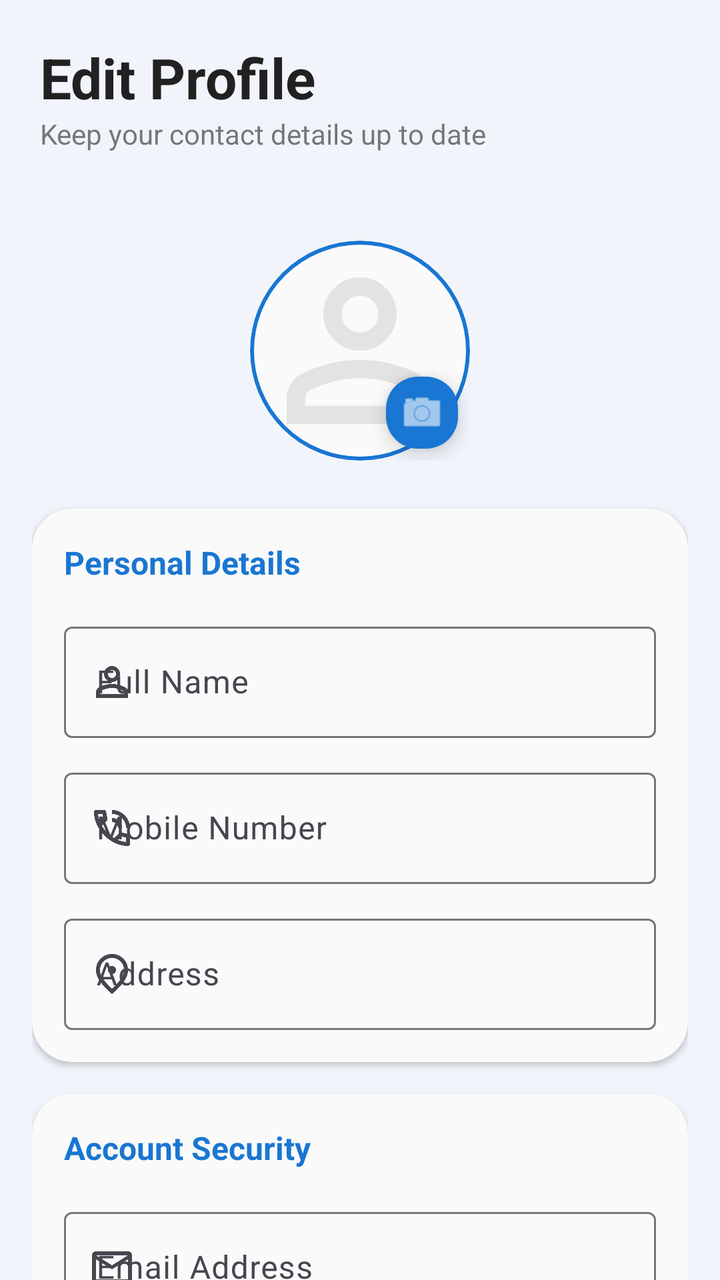
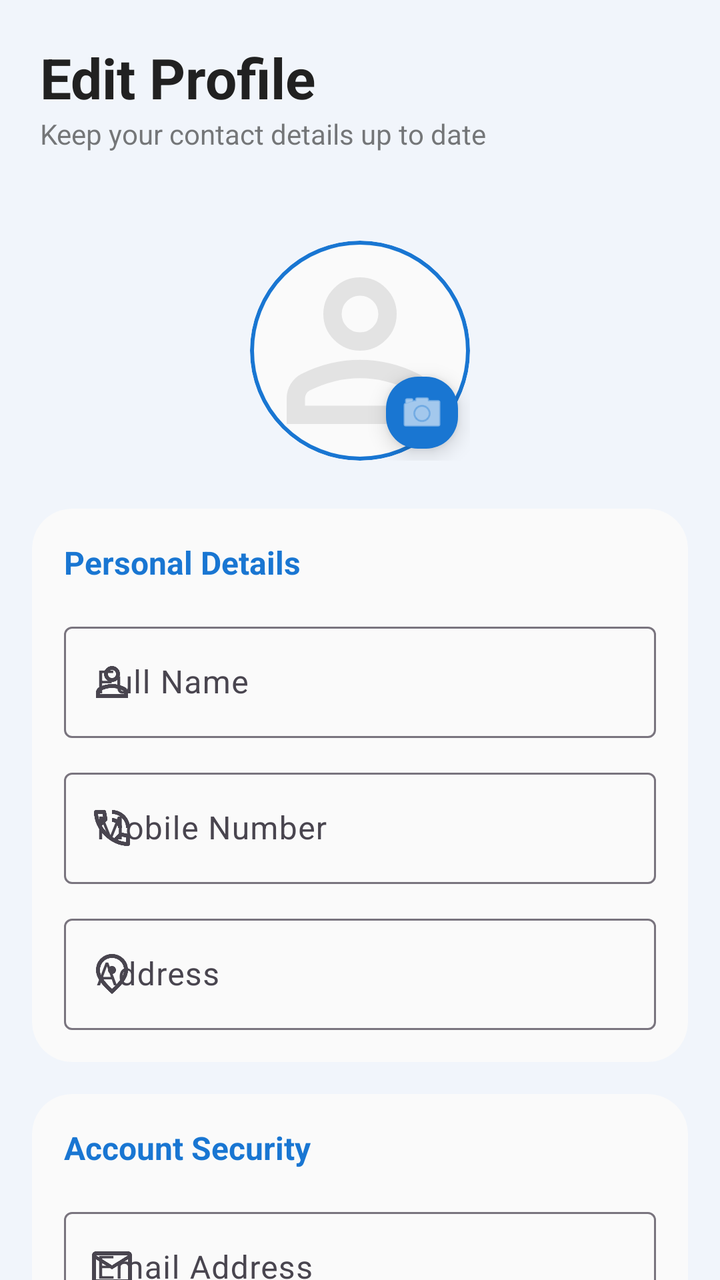

Before-and-after screenshots of an Android layout around one commit, followed by the original layout XML and the change that was made.
<!-- AndroidManifest.xml: application theme Theme.Urbanfix -->
<!-- res/layout/fragment_editprofile.xml -->
<?xml version="1.0" encoding="utf-8"?>
<androidx.constraintlayout.widget.ConstraintLayout xmlns:android="http://schemas.android.com/apk/res/android"
    xmlns:app="http://schemas.android.com/apk/res-auto"
    xmlns:tools="http://schemas.android.com/tools"
    android:layout_width="match_parent"
    android:layout_height="match_parent"
    android:background="?android:attr/windowBackground"> <LinearLayout
    android:id="@+id/topBar"
    android:layout_width="match_parent"
    android:layout_height="wrap_content"
    android:orientation="vertical"
    android:padding="20dp"
    app:layout_constraintTop_toTopOf="parent">

    <TextView
        android:layout_width="wrap_content"
        android:layout_height="wrap_content"
        android:text="Edit Profile"
        android:textColor="?attr/colorOnSurface"
        android:textSize="28sp"
        android:textStyle="bold" />

    <TextView
        android:layout_width="wrap_content"
        android:layout_height="wrap_content"
        android:alpha="0.6"
        android:text="Keep your contact details up to date"
        android:textColor="?attr/colorOnSurface"
        android:textSize="14sp" />
</LinearLayout>

    <ScrollView
        android:layout_width="match_parent"
        android:layout_height="0dp"
        android:fillViewport="true"
        android:scrollbars="none"
        app:layout_constraintBottom_toBottomOf="parent"
        app:layout_constraintTop_toBottomOf="@id/topBar">

        <LinearLayout
            android:layout_width="match_parent"
            android:layout_height="wrap_content"
            android:orientation="vertical"
            android:paddingHorizontal="16dp"
            android:paddingBottom="32dp">

            <androidx.constraintlayout.widget.ConstraintLayout
                android:layout_width="wrap_content"
                android:layout_height="wrap_content"
                android:layout_gravity="center"
                android:layout_marginVertical="24dp">

                <com.google.android.material.card.MaterialCardView
                    android:id="@+id/cardProfileImage"
                    android:layout_width="110dp"
                    android:layout_height="110dp"
                    app:cardBackgroundColor="?attr/colorSurface"
                    app:cardCornerRadius="55dp"
                    app:cardElevation="0dp"
                    app:strokeColor="?attr/colorPrimary"
                    app:strokeWidth="2dp"
                    app:layout_constraintTop_toTopOf="parent"
                    app:layout_constraintStart_toStartOf="parent">

                    <ImageView
                        android:id="@+id/ivEditProfilePicture"
                        android:layout_width="match_parent"
                        android:layout_height="match_parent"
                        android:scaleType="centerCrop"
                        android:src="@drawable/ic_person" />
                </com.google.android.material.card.MaterialCardView>

                <com.google.android.material.floatingactionbutton.FloatingActionButton
                    android:id="@+id/btnChangeImage"
                    android:layout_width="wrap_content"
                    android:layout_height="wrap_content"
                    app:fabCustomSize="36dp"
                    app:srcCompat="@android:drawable/ic_menu_camera"
                    app:backgroundTint="?attr/colorPrimary"
                    app:tint="?attr/colorOnPrimary"
                    app:layout_constraintBottom_toBottomOf="@id/cardProfileImage"
                    app:layout_constraintEnd_toEndOf="@id/cardProfileImage" />
            </androidx.constraintlayout.widget.ConstraintLayout>

            <com.google.android.material.card.MaterialCardView
                android:layout_width="match_parent"
                android:layout_height="wrap_content"
                android:layout_marginBottom="16dp"
                app:cardBackgroundColor="?attr/colorSurface"
                app:cardCornerRadius="20dp"
                app:cardElevation="2dp"
                app:strokeWidth="0dp">

                <LinearLayout
                    android:layout_width="match_parent"
                    android:layout_height="wrap_content"
                    android:orientation="vertical"
                    android:padding="16dp">

                    <TextView
                        android:layout_width="wrap_content"
                        android:layout_height="wrap_content"
                        android:text="Personal Details"
                        android:textStyle="bold"
                        android:textColor="?attr/colorPrimary"
                        android:layout_marginBottom="16dp"/>

                    <com.google.android.material.textfield.TextInputLayout
                        style="@style/Widget.Material3.TextInputLayout.OutlinedBox"
                        android:layout_width="match_parent"
                        android:layout_height="wrap_content"
                        android:hint="Full Name"
                        app:startIconDrawable="@drawable/ic_person">
                        <com.google.android.material.textfield.TextInputEditText
                            android:id="@+id/etEditName"
                            android:layout_width="match_parent"
                            android:layout_height="wrap_content"
                            android:textColor="?attr/colorOnSurface"/>
                    </com.google.android.material.textfield.TextInputLayout>

                    <com.google.android.material.textfield.TextInputLayout
                        style="@style/Widget.Material3.TextInputLayout.OutlinedBox"
                        android:layout_width="match_parent"
                        android:layout_height="wrap_content"
                        android:layout_marginTop="12dp"
                        android:hint="Mobile Number"
                        app:startIconDrawable="@drawable/ic_phone">
                        <com.google.android.material.textfield.TextInputEditText
                            android:id="@+id/etEditMobile"
                            android:layout_width="match_parent"
                            android:layout_height="wrap_content"
                            android:inputType="phone"
                            android:textColor="?attr/colorOnSurface"/>
                    </com.google.android.material.textfield.TextInputLayout>

                    <com.google.android.material.textfield.TextInputLayout
                        style="@style/Widget.Material3.TextInputLayout.OutlinedBox"
                        android:layout_width="match_parent"
                        android:layout_height="wrap_content"
                        android:layout_marginTop="12dp"
                        android:hint="Address"
                        app:startIconDrawable="@drawable/ic_location">
                        <com.google.android.material.textfield.TextInputEditText
                            android:id="@+id/etEditAddress"
                            android:layout_width="match_parent"
                            android:layout_height="wrap_content"
                            android:textColor="?attr/colorOnSurface"/>
                    </com.google.android.material.textfield.TextInputLayout>
                </LinearLayout>
            </com.google.android.material.card.MaterialCardView>

            <com.google.android.material.card.MaterialCardView
                android:layout_width="match_parent"
                android:layout_height="wrap_content"
                android:layout_marginBottom="24dp"
                app:cardBackgroundColor="?attr/colorSurface"
                app:cardCornerRadius="20dp"
                app:cardElevation="2dp"
                app:strokeWidth="0dp">

                <LinearLayout
                    android:layout_width="match_parent"
                    android:layout_height="wrap_content"
                    android:orientation="vertical"
                    android:padding="16dp">

                    <TextView
                        android:layout_width="wrap_content"
                        android:layout_height="wrap_content"
                        android:text="Account Security"
                        android:textStyle="bold"
                        android:textColor="?attr/colorPrimary"
                        android:layout_marginBottom="16dp"/>

                    <com.google.android.material.textfield.TextInputLayout
                        style="@style/Widget.Material3.TextInputLayout.OutlinedBox"
                        android:layout_width="match_parent"
                        android:layout_height="wrap_content"
                        android:hint="Email Address"
                        app:startIconDrawable="@drawable/ic_mail">
                        <com.google.android.material.textfield.TextInputEditText
                            android:id="@+id/etEditEmail"
                            android:layout_width="match_parent"
                            android:layout_height="wrap_content"
                            android:enabled="false"
                            android:textColor="?attr/colorOnSurface" />
                    </com.google.android.material.textfield.TextInputLayout>

                    <LinearLayout
                        android:id="@+id/passwordLayout"
                        android:layout_width="match_parent"
                        android:layout_height="wrap_content"
                        android:orientation="vertical"
                        android:visibility="gone"
                        android:layout_marginTop="12dp">

                        <com.google.android.material.textfield.TextInputLayout
                            style="@style/Widget.Material3.TextInputLayout.OutlinedBox"
                            android:layout_width="match_parent"
                            android:layout_height="wrap_content"
                            android:hint="New Password"
                            app:passwordToggleEnabled="true"
                            app:startIconDrawable="@drawable/ic_lock">
                            <com.google.android.material.textfield.TextInputEditText
                                android:id="@+id/etNewPassword"
                                android:layout_width="match_parent"
                                android:layout_height="wrap_content"
                                android:inputType="textPassword"
                                android:textColor="?attr/colorOnSurface"/>
                        </com.google.android.material.textfield.TextInputLayout>
                    </LinearLayout>

                    <com.google.android.material.button.MaterialButton
                        android:id="@+id/btnShowPasswordFields"
                        style="@style/Widget.Material3.Button.TextButton"
                        android:layout_width="wrap_content"
                        android:layout_height="wrap_content"
                        android:layout_marginTop="8dp"
                        android:text="Change Password?"
                        android:textColor="?attr/colorPrimary" />

                </LinearLayout>
            </com.google.android.material.card.MaterialCardView>

            <com.google.android.material.button.MaterialButton
                android:id="@+id/btnSaveProfile"
                android:layout_width="match_parent"
                android:layout_height="60dp"
                android:text="SAVE CHANGES"
                android:textStyle="bold"
                app:cornerRadius="16dp" />

        </LinearLayout>
    </ScrollView>
</androidx.constraintlayout.widget.ConstraintLayout>
<!-- resources referenced by this layout -->
<resources>
  <!-- drawable ic_location (drawable) -->
  <vector xmlns:android="http://schemas.android.com/apk/res/android"
      android:width="24dp"
      android:height="24dp"
      android:viewportWidth="960"
      android:viewportHeight="960">
    <path
        android:pathData="M536.5,456.5Q560,433 560,400t-23.5,-56.5Q513,320 480,320t-56.5,23.5Q400,367 400,400t23.5,56.5Q447,480 480,480t56.5,-23.5ZM480,774q122,-112 181,-203.5T720,408q0,-109 -69.5,-178.5T480,160q-101,0 -170.5,69.5T240,408q0,71 59,162.5T480,774ZM480,880Q319,743 239.5,625.5T160,408q0,-150 96.5,-239T480,80q127,0 223.5,89T800,408q0,100 -79.5,217.5T480,880ZM480,400Z"
        android:fillColor="#e3e3e3"/>
  </vector>
  <!-- drawable ic_lock (drawable) -->
  <vector xmlns:android="http://schemas.android.com/apk/res/android"
      android:width="24dp"
      android:height="24dp"
      android:viewportWidth="960"
      android:viewportHeight="960">
    <path
        android:pathData="M240,880q-33,0 -56.5,-23.5T160,800v-400q0,-33 23.5,-56.5T240,320h40v-80q0,-83 58.5,-141.5T480,40q83,0 141.5,58.5T680,240v80h40q33,0 56.5,23.5T800,400v400q0,33 -23.5,56.5T720,880L240,880ZM240,800h480v-400L240,400v400ZM480,680q33,0 56.5,-23.5T560,600q0,-33 -23.5,-56.5T480,520q-33,0 -56.5,23.5T400,600q0,33 23.5,56.5T480,680ZM360,320h240v-80q0,-50 -35,-85t-85,-35q-50,0 -85,35t-35,85v80ZM240,800v-400,400Z"
        android:fillColor="#e3e3e3"/>
  </vector>
  <!-- drawable ic_mail (drawable) -->
  <vector xmlns:android="http://schemas.android.com/apk/res/android"
      android:width="24dp"
      android:height="24dp"
      android:viewportWidth="24"
      android:viewportHeight="24">
    <path
        android:pathData="M22,6c0,-1.1 -0.9,-2 -2,-2L4,4c-1.1,0 -2,0.9 -2,2v12c0,1.1 0.9,2 2,2h16c1.1,0 2,-0.9 2,-2L22,6zM20,6l-8,4.99L4,6h16zM20,18L4,18L4,8l8,5 8,-5v10z"
        android:fillColor="#e3e3e3"/>
  </vector>
  <!-- drawable ic_person (drawable) -->
  <vector xmlns:android="http://schemas.android.com/apk/res/android"
      android:width="24dp"
      android:height="24dp"
      android:viewportWidth="960"
      android:viewportHeight="960">
    <path
        android:pathData="M480,480q-66,0 -113,-47t-47,-113q0,-66 47,-113t113,-47q66,0 113,47t47,113q0,66 -47,113t-113,47ZM160,800v-112q0,-34 17.5,-62.5T224,582q62,-31 126,-46.5T480,520q66,0 130,15.5T736,582q29,15 46.5,43.5T800,688v112L160,800ZM240,720h480v-32q0,-11 -5.5,-20T700,654q-54,-27 -109,-40.5T480,600q-56,0 -111,13.5T260,654q-9,5 -14.5,14t-5.5,20v32ZM480,400q33,0 56.5,-23.5T560,320q0,-33 -23.5,-56.5T480,240q-33,0 -56.5,23.5T400,320q0,33 23.5,56.5T480,400ZM480,320ZM480,720Z"
        android:fillColor="#e3e3e3"/>
  </vector>
  <style name="Theme.Urbanfix" parent="Base.Theme.Urbanfix" />
  <style name="Base.Theme.Urbanfix" parent="Theme.Material3.DayNight.NoActionBar">
          <item name="colorPrimary">#1976D2</item>
          <item name="colorOnPrimary">#FFFFFF</item>
          <item name="colorSecondary">#42A5F5</item>
          <item name="colorOnSecondary">#FFFFFF</item>
  
          <item name="android:statusBarColor">#1976D2</item>
          <item name="android:windowLightStatusBar">false</item>
  
          <item name="android:windowBackground">@color/google_lavender_blue</item>
          <item name="colorSurface">@color/dark_white_card</item>
          <item name="colorOnSurface">#212121</item>
          <item name="colorSurfaceVariant">#ECEFF1</item>
  
          <item name="elevationOverlayEnabled">false</item>
  
          <item name="android:textSize">16sp</item>
      </style>
  <color name="google_lavender_blue">#F1F5FB</color>
  <color name="dark_white_card">#FAFAFA</color>
  <!-- unchanged entries left out for length: 1 -->
</resources>

<!-- the commit's change to res/layout/fragment_editprofile.xml (unified diff, before → after) -->
@@ -88,7 +88,7 @@
                 android:layout_marginBottom="16dp"
                 app:cardBackgroundColor="?attr/colorSurface"
                 app:cardCornerRadius="20dp"
-                app:cardElevation="2dp"
+                app:cardElevation="0dp"
                 app:strokeWidth="0dp">
 
                 <LinearLayout
@@ -155,7 +155,7 @@
                 android:layout_marginBottom="24dp"
                 app:cardBackgroundColor="?attr/colorSurface"
                 app:cardCornerRadius="20dp"
-                app:cardElevation="2dp"
+                app:cardElevation="0dp"
                 app:strokeWidth="0dp">
 
                 <LinearLayout
